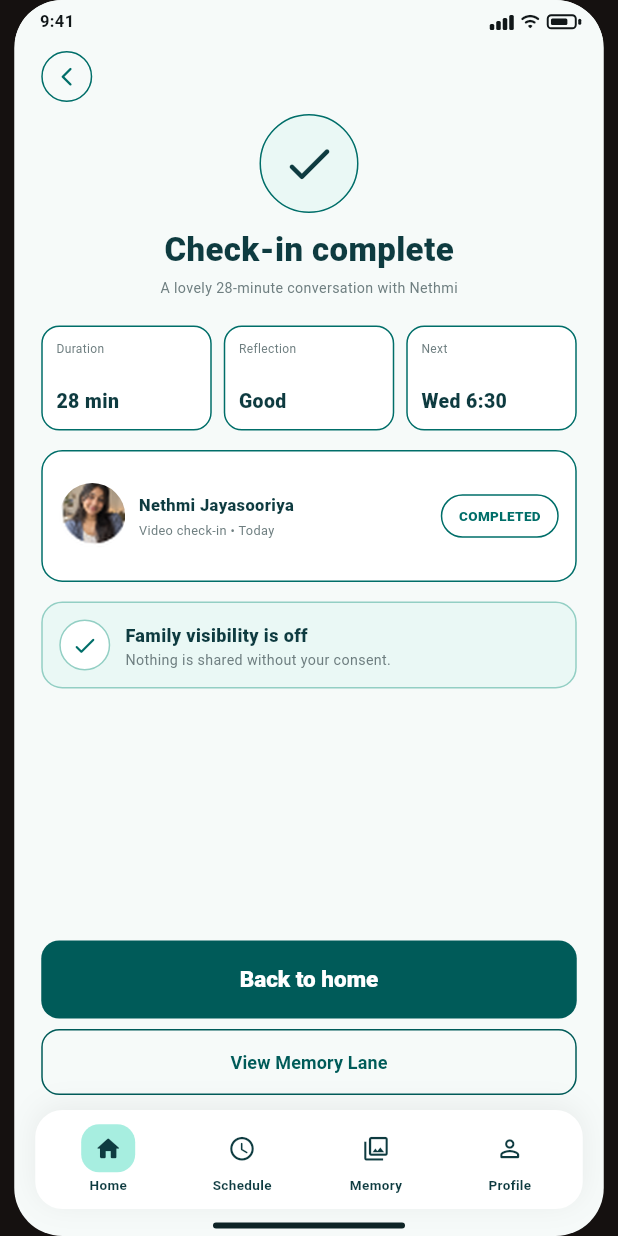
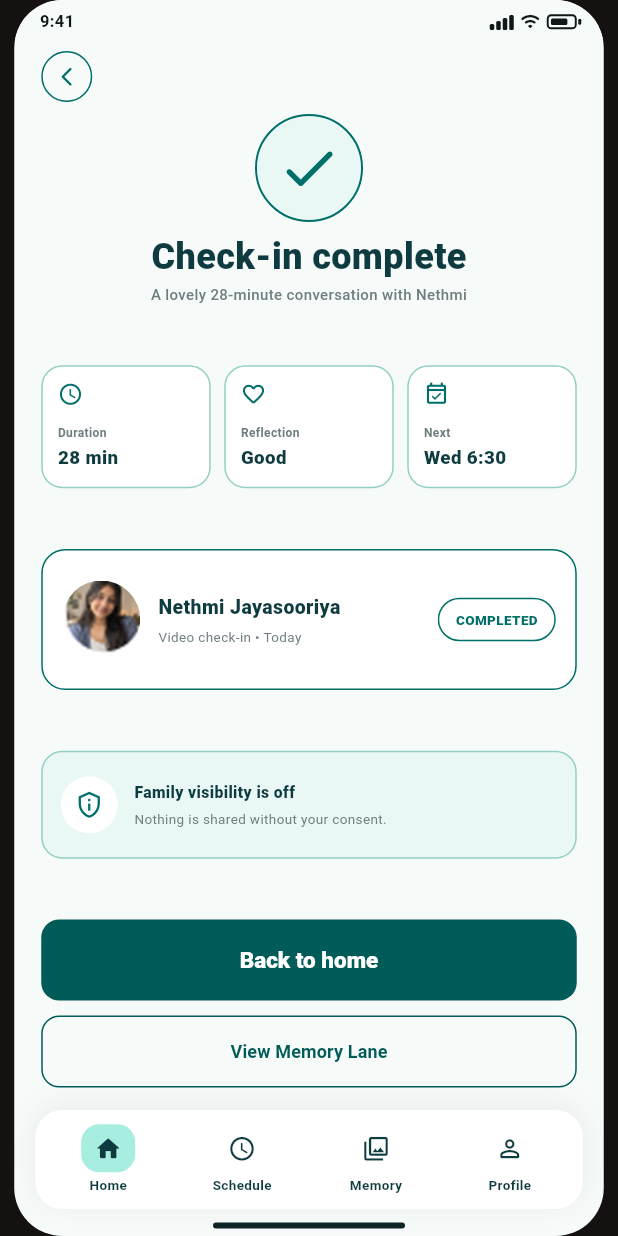
Before and after one commit to LithiraLiyanage/CareLink-App, a Flutter app: the CheckInCompleteNethmiScreen screen opened directly, on a phone screen of 412 x 824 dp. Run offline on Flutter 3.47's test engine with Material 3 defaults, Android fonts, the phone set to English and light mode, and no system bars.

Commit message:
Polish elder check-in completion screens

```diff
--- a/lib/features/elder/screens/checkin_complete_nethmi_screen.dart
+++ b/lib/features/elder/screens/checkin_complete_nethmi_screen.dart
@@ -19,78 +19,104 @@ class CheckInCompleteNethmiScreen extends StatelessWidget {
   @override
   Widget build(BuildContext context) {
     return ElderPhoneScaffold(
+      backgroundColor: ElderColors.background,
+      statusBarColor: ElderColors.background,
+      darkStatusBar: true,
       bottomNavigationBar: ElderBottomNav(
         selectedIndex: 0,
         onHome: () => _replace(context, const ElderHomeScreen()),
         onMemory: () => _replace(context, const MemoryLaneScreen()),
       ),
       child: Padding(
-        padding: const EdgeInsets.fromLTRB(18, 8, 18, 0),
+        padding: const EdgeInsets.fromLTRB(18, 8, 18, 10),
         child: Column(
           children: [
             Align(
               alignment: Alignment.centerLeft,
-              child: ElderBackButton(onPressed: () => Navigator.pop(context)),
+              child: ElderBackButton(
+                onPressed: () => Navigator.of(context).maybePop(),
+              ),
             ),
             const SizedBox(height: 8),
+            Expanded(
+              child: Column(
+                mainAxisAlignment: MainAxisAlignment.spaceBetween,
+                children: [
+                  _completeHeader(),
+                  const _SummaryRow(),
+                  _personCard(),
+                  const _ConsentCard(),
+                  _actions(context),
+                ],
+              ),
+            ),
+          ],
+        ),
+      ),
+    );
+  }
+
+  Widget _completeHeader() {
+    return Column(
+      children: [
         Container(
-              width: 66,
-              height: 66,
+          width: 72,
+          height: 72,
           decoration: BoxDecoration(
             color: ElderColors.mintSoft,
             shape: BoxShape.circle,
-                border: Border.all(color: ElderColors.deepTeal),
+            border: Border.all(
+              color: ElderColors.deepTeal,
+              width: 1.3,
+            ),
           ),
           child: const Icon(
             Icons.check_rounded,
-                color: ElderColors.textDark,
-                size: 38,
+            color: ElderColors.deepTeal,
+            size: 44,
           ),
         ),
-            const SizedBox(height: 9),
+        const SizedBox(height: 10),
         const Text(
           'Check-in complete',
           style: TextStyle(
             color: ElderColors.textDark,
-                fontSize: 22,
+            fontSize: 24,
+            height: 1.05,
             fontWeight: FontWeight.w900,
           ),
         ),
-            const SizedBox(height: 3),
+        const SizedBox(height: 6),
         const Text(
           'A lovely 28-minute conversation with Nethmi',
+          textAlign: TextAlign.center,
           style: TextStyle(
             color: ElderColors.textMuted,
-                fontSize: 9.5,
+            fontSize: 10,
+            fontWeight: FontWeight.w500,
           ),
         ),
-            const SizedBox(height: 18),
-            const Row(
-              children: [
-                Expanded(child: _SummaryBox('Duration', '28 min')),
-                SizedBox(width: 8),
-                Expanded(child: _SummaryBox('Reflection', 'Good')),
-                SizedBox(width: 8),
-                Expanded(child: _SummaryBox('Next', 'Wed 6:30')),
       ],
-            ),
-            const SizedBox(height: 13),
-            Container(
-              height: 88,
-              padding: const EdgeInsets.symmetric(horizontal: 11),
+    );
+  }
+
+  Widget _personCard() {
+    return Container(
+      height: 94,
+      padding: const EdgeInsets.symmetric(horizontal: 13),
       decoration: BoxDecoration(
         color: Colors.white,
         border: Border.all(color: ElderColors.deepTeal),
-                borderRadius: BorderRadius.circular(14),
+        borderRadius: BorderRadius.circular(16),
       ),
       child: const Row(
         children: [
           ElderAvatar(
             asset: ElderAssets.nethmiAvatar,
-                    size: 44,
+            size: 52,
             border: false,
           ),
-                  SizedBox(width: 9),
+          SizedBox(width: 12),
           Expanded(
             child: Column(
               mainAxisAlignment: MainAxisAlignment.center,
@@ -100,16 +126,16 @@ class CheckInCompleteNethmiScreen extends StatelessWidget {
                   'Nethmi Jayasooriya',
                   style: TextStyle(
                     color: ElderColors.textDark,
-                            fontSize: 11,
-                            fontWeight: FontWeight.w800,
+                    fontSize: 13,
+                    fontWeight: FontWeight.w900,
                   ),
                 ),
-                        SizedBox(height: 3),
+                SizedBox(height: 4),
                 Text(
                   'Video check-in • Today',
                   style: TextStyle(
                     color: ElderColors.textMuted,
-                            fontSize: 8.5,
+                    fontSize: 9,
                   ),
                 ),
               ],
@@ -118,67 +144,115 @@ class CheckInCompleteNethmiScreen extends StatelessWidget {
           ElderStatusPill('COMPLETED'),
         ],
       ),
-            ),
-            const SizedBox(height: 13),
-            const ElderInfoCard(
-              icon: Icons.check_rounded,
-              title: 'Family visibility is off',
-              subtitle: 'Nothing is shared without your consent.',
-            ),
-            const Spacer(),
+    );
+  }
+
+  Widget _actions(BuildContext context) {
+    return Column(
+      children: [
         ElderPrimaryButton(
           label: 'Back to home',
-              height: 52,
-              onPressed: () => _replace(context, const ElderHomeScreen()),
+          height: 54,
+          onPressed: () => _replace(
+            context,
+            const ElderHomeScreen(),
           ),
-            const SizedBox(height: 7),
+        ),
+        const SizedBox(height: 10),
         SizedBox(
           width: double.infinity,
           child: ElderOutlineButton(
             label: 'View Memory Lane',
-                onPressed: () => _replace(context, const MemoryLaneScreen()),
+            height: 48,
+            onPressed: () => _replace(
+              context,
+              const MemoryLaneScreen(),
             ),
           ),
-            const SizedBox(height: 5),
+        ),
       ],
+    );
+  }
+}
+
+class _SummaryRow extends StatelessWidget {
+  const _SummaryRow();
+
+  @override
+  Widget build(BuildContext context) {
+    return const Row(
+      children: [
+        Expanded(
+          child: _SummaryBox(
+            icon: Icons.schedule_rounded,
+            label: 'Duration',
+            value: '28 min',
           ),
         ),
+        SizedBox(width: 9),
+        Expanded(
+          child: _SummaryBox(
+            icon: Icons.favorite_outline_rounded,
+            label: 'Reflection',
+            value: 'Good',
+          ),
+        ),
+        SizedBox(width: 9),
+        Expanded(
+          child: _SummaryBox(
+            icon: Icons.event_available_outlined,
+            label: 'Next',
+            value: 'Wed 6:30',
+          ),
+        ),
+      ],
     );
   }
 }
 
 class _SummaryBox extends StatelessWidget {
+  final IconData icon;
   final String label;
   final String value;
 
-  const _SummaryBox(this.label, this.value);
+  const _SummaryBox({
+    required this.icon,
+    required this.label,
+    required this.value,
+  });
 
   @override
   Widget build(BuildContext context) {
     return Container(
-      height: 70,
-      padding: const EdgeInsets.symmetric(horizontal: 9, vertical: 9),
+      height: 82,
+      padding: const EdgeInsets.symmetric(
+        horizontal: 10,
+        vertical: 10,
+      ),
       decoration: BoxDecoration(
         color: Colors.white,
-        border: Border.all(color: ElderColors.deepTeal),
-        borderRadius: BorderRadius.circular(12),
+        border: Border.all(color: ElderColors.border),
+        borderRadius: BorderRadius.circular(14),
       ),
       child: Column(
         crossAxisAlignment: CrossAxisAlignment.start,
         children: [
+          Icon(icon, color: ElderColors.deepTeal, size: 17),
+          const Spacer(),
           Text(
             label,
             style: const TextStyle(
               color: ElderColors.textMuted,
               fontSize: 8,
+              fontWeight: FontWeight.w600,
             ),
           ),
-          const Spacer(),
+          const SizedBox(height: 2),
           Text(
             value,
             style: const TextStyle(
               color: ElderColors.textDark,
-              fontSize: 13,
+              fontSize: 12.5,
               fontWeight: FontWeight.w900,
             ),
           ),
@@ -187,3 +261,58 @@ class _SummaryBox extends StatelessWidget {
     );
   }
 }
+
+class _ConsentCard extends StatelessWidget {
+  const _ConsentCard();
+
+  @override
+  Widget build(BuildContext context) {
+    return Container(
+      height: 72,
+      padding: const EdgeInsets.symmetric(horizontal: 12),
+      decoration: BoxDecoration(
+        color: ElderColors.mintSoft,
+        border: Border.all(color: ElderColors.border),
+        borderRadius: BorderRadius.circular(14),
+      ),
+      child: const Row(
+        children: [
+          CircleAvatar(
+            radius: 19,
+            backgroundColor: Colors.white,
+            child: Icon(
+              Icons.privacy_tip_outlined,
+              color: ElderColors.deepTeal,
+              size: 19,
+            ),
+          ),
+          SizedBox(width: 11),
+          Expanded(
+            child: Column(
+              mainAxisAlignment: MainAxisAlignment.center,
+              crossAxisAlignment: CrossAxisAlignment.start,
+              children: [
+                Text(
+                  'Family visibility is off',
+                  style: TextStyle(
+                    color: ElderColors.textDark,
+                    fontSize: 10.5,
+                    fontWeight: FontWeight.w800,
+                  ),
+                ),
+                SizedBox(height: 3),
+                Text(
+                  'Nothing is shared without your consent.',
+                  style: TextStyle(
+                    color: ElderColors.textMuted,
+                    fontSize: 9,
+                  ),
+                ),
+              ],
+            ),
+          ),
+        ],
+      ),
+    );
+  }
+}
```
Also changed, not shown: lib/features/elder/screens/checkin_complete_kamala_screen.dart (+180 -51 lines). Lines whose indentation alone changed are shown as unchanged.
